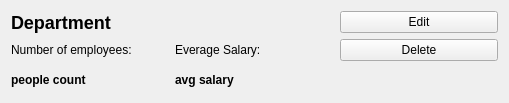
This is CompanyEditor/departmentheaderwidget.ui in imitatehappiness/QtCompanyEditor as Qt 5 draws it before an edit. The edited form follows.
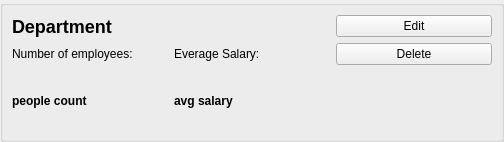
This is the edited form.

The edit to the form file:
```diff
--- a/CompanyEditor/departmentheaderwidget.ui
+++ b/CompanyEditor/departmentheaderwidget.ui
@@ -6,14 +6,35 @@
    <rect>
     <x>0</x>
     <y>0</y>
-    <width>509</width>
-    <height>103</height>
+    <width>504</width>
+    <height>142</height>
    </rect>
   </property>
   <property name="windowTitle">
    <string>Form</string>
   </property>
   <layout class="QGridLayout" name="gridLayout_2">
+   <property name="leftMargin">
+    <number>0</number>
+   </property>
+   <property name="topMargin">
+    <number>0</number>
+   </property>
+   <property name="rightMargin">
+    <number>0</number>
+   </property>
+   <property name="bottomMargin">
+    <number>0</number>
+   </property>
+   <property name="spacing">
+    <number>0</number>
+   </property>
+   <item row="0" column="0">
+    <widget class="QGroupBox" name="groupBox">
+     <property name="title">
+      <string/>
+     </property>
+     <layout class="QGridLayout" name="gridLayout_3">
    <item row="0" column="0">
     <layout class="QGridLayout" name="gridLayout">
      <item row="0" column="2">
@@ -82,6 +103,9 @@
       </widget>
      </item>
     </layout>
+      </item>
+     </layout>
+    </widget>
    </item>
   </layout>
  </widget>
```
Lines whose indentation alone changed are shown as unchanged.
